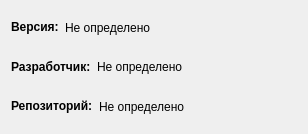
Above: software_information_dialog.ui from Ggorets0dev/lowinpg before the change. Below: the same form after it.
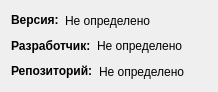
That is the form after the change.

Commit message: v0.4.0: The application is centered. Added possibility to open a form with information about the application

Diff of the .ui file:
```diff
--- a/software_information_dialog.ui
+++ b/software_information_dialog.ui
@@ -9,10 +9,22 @@
    <rect>
     <x>0</x>
     <y>0</y>
-    <width>308</width>
-    <height>134</height>
+    <width>218</width>
+    <height>92</height>
    </rect>
   </property>
+  <property name="sizePolicy">
+   <sizepolicy hsizetype="Fixed" vsizetype="Fixed">
+    <horstretch>218</horstretch>
+    <verstretch>92</verstretch>
+   </sizepolicy>
+  </property>
+  <property name="maximumSize">
+   <size>
+    <width>218</width>
+    <height>92</height>
+   </size>
+  </property>
   <property name="windowTitle">
    <string>О программе</string>
   </property>
```
The commit also changes 6 other files.
